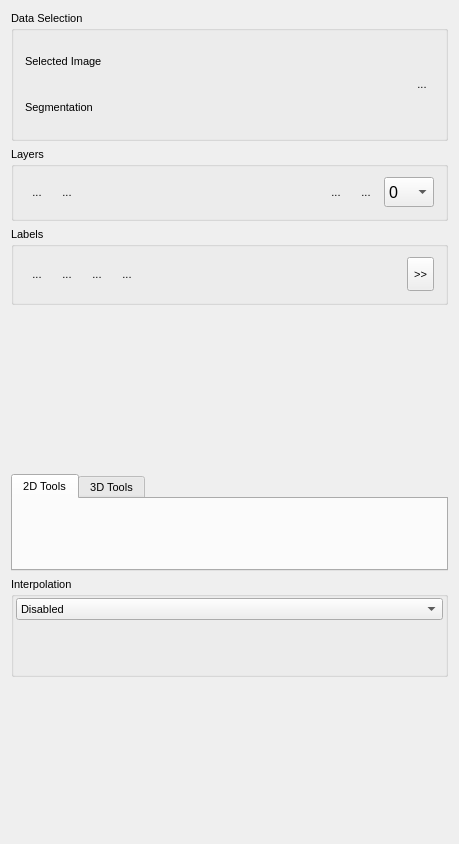
Above: Plugins/org.mitk.gui.qt.multilabelsegmentation/src/internal/QmitkMultiLabelSegmentationControls.ui from MITK/MITK before the change. Below: the same form after it.
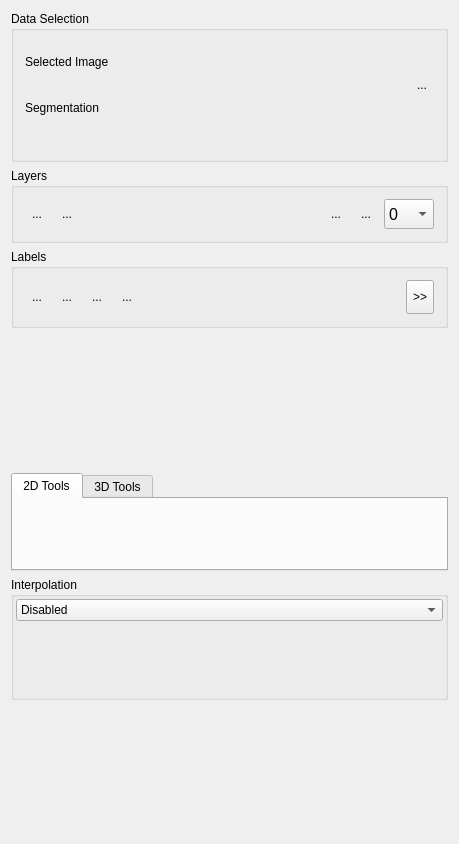
That is the form after the change. Icons and pictures are not drawn. Custom widgets are drawn as their Qt base class.

Commit message: First refactoring of both the QmitkSegmentationView and the QmitkMultiLabelSegmentationView

The edit to the form file:
```diff
--- a/Plugins/org.mitk.gui.qt.multilabelsegmentation/src/internal/QmitkMultiLabelSegmentationControls.ui
+++ b/Plugins/org.mitk.gui.qt.multilabelsegmentation/src/internal/QmitkMultiLabelSegmentationControls.ui
@@ -22,17 +22,6 @@
     <height>0</height>
    </size>
   </property>
-  <property name="font">
-   <font>
-    <family>MS Shell Dlg 2</family>
-    <pointsize>8</pointsize>
-    <weight>50</weight>
-    <italic>false</italic>
-    <bold>false</bold>
-    <underline>false</underline>
-    <strikeout>false</strikeout>
-   </font>
-  </property>
   <property name="windowTitle">
    <string>QmitkSegmentation</string>
   </property>
@@ -109,6 +98,19 @@
         </property>
        </widget>
       </item>
+	  <item row="2" column="0" colspan="3">
+	   <widget class="QLabel" name="lblSegmentationWarnings">
+        <property name="sizePolicy">
+         <sizepolicy hsizetype="Minimum" vsizetype="Fixed">
+          <horstretch>0</horstretch>
+          <verstretch>0</verstretch>
+         </sizepolicy>
+        </property>
+		<property name="wordWrap">
+	     <bool>true</bool>
+	    </property>
+       </widget>
+      </item>
      </layout>
     </widget>
    </item>
@@ -458,12 +460,6 @@
      <property name="currentIndex">
       <number>0</number>
      </property>
-     <property name="usesScrollButtons">
-      <bool>true</bool>
-     </property>
-     <property name="documentMode">
-      <bool>false</bool>
-     </property>
      <widget class="QWidget" name="m_tb2DTools">
       <attribute name="title">
        <string>2D Tools</string>
@@ -696,21 +692,6 @@
           </sizepolicy>
          </property>
          <layout class="QVBoxLayout" name="verticalLayout_3">
-          <property name="sizeConstraint">
-           <enum>QLayout::SetMinimumSize</enum>
-          </property>
-          <property name="leftMargin">
-           <number>0</number>
-          </property>
-          <property name="topMargin">
-           <number>0</number>
-          </property>
-          <property name="rightMargin">
-           <number>0</number>
-          </property>
-          <property name="bottomMargin">
-           <number>0</number>
-          </property>
           <item>
            <widget class="QmitkSurfaceBasedInterpolatorWidget" name="m_SurfaceBasedInterpolatorWidget" native="true">
             <property name="sizePolicy">
@@ -725,17 +706,6 @@
               <height>50</height>
              </size>
             </property>
-            <property name="font">
-             <font>
-              <family>MS Shell Dlg 2</family>
-              <pointsize>8</pointsize>
-              <weight>50</weight>
-              <italic>false</italic>
-              <bold>false</bold>
-              <underline>false</underline>
-              <strikeout>false</strikeout>
-             </font>
-            </property>
            </widget>
           </item>
          </layout>
```
Left out of the diff: 17 changed lines with no effect on the pictures. The commit also changes 10 other files.
